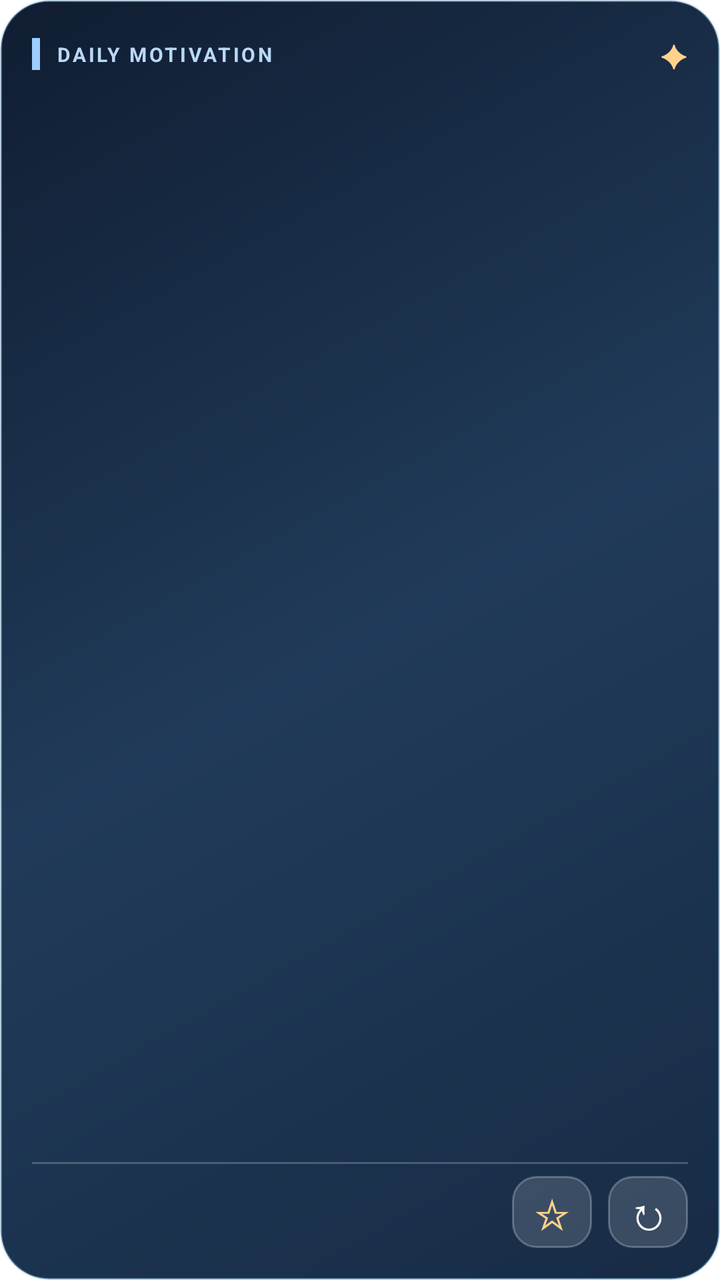
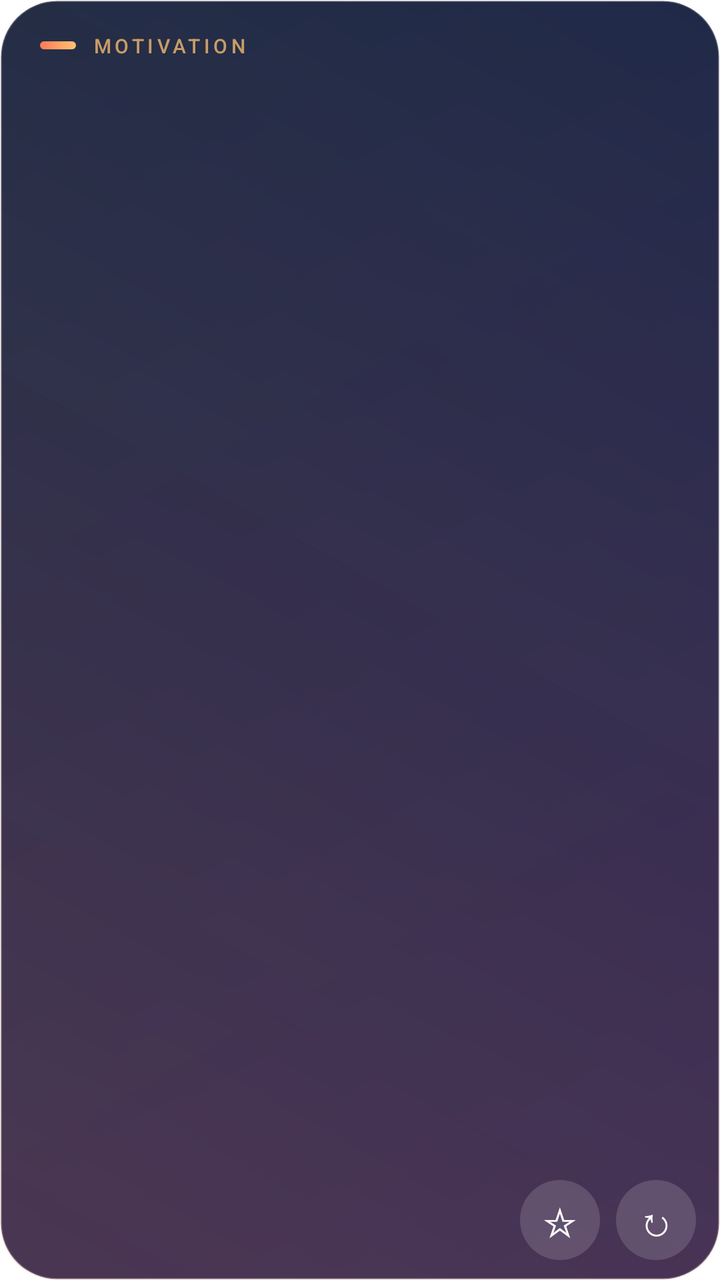

The first picture is an Android layout as it rendered before a commit; the second is the same layout after the commit. The layout source and the unified diff follow.
<!-- AndroidManifest.xml: application theme Theme.KichLauncher.Starting -->
<!-- res/layout/widget_motivation.xml -->
<?xml version="1.0" encoding="utf-8"?>
<LinearLayout xmlns:android="http://schemas.android.com/apk/res/android"
    android:layout_width="match_parent"
    android:layout_height="match_parent"
    android:background="@drawable/widget_motivation_bg"
    android:orientation="vertical"
    android:padding="16dp">

    <LinearLayout
        android:layout_width="match_parent"
        android:layout_height="wrap_content"
        android:gravity="center_vertical"
        android:orientation="horizontal">

        <View
            android:layout_width="4dp"
            android:layout_height="16dp"
            android:background="#FF9DCEFF" />

        <TextView
            android:layout_width="0dp"
            android:layout_height="wrap_content"
            android:layout_marginStart="8dp"
            android:layout_weight="1"
            android:letterSpacing="0.12"
            android:text="DAILY MOTIVATION"
            android:textColor="#FFB9D9F5"
            android:textSize="10sp"
            android:textStyle="bold" />

        <TextView
            android:layout_width="wrap_content"
            android:layout_height="wrap_content"
            android:text="✦"
            android:textColor="#FFFFD28A"
            android:textSize="16sp" />
    </LinearLayout>

    <TextView
        android:id="@+id/quote_text"
        android:layout_width="match_parent"
        android:layout_height="0dp"
        android:layout_marginTop="8dp"
        android:layout_weight="1"
        android:ellipsize="end"
        android:fontFamily="sans"
        android:gravity="center_vertical"
        android:maxLines="5"
        android:textColor="#FFFFFFFF"
        android:textSize="16sp"
        android:textStyle="bold" />

    <View
        android:layout_width="match_parent"
        android:layout_height="1dp"
        android:layout_marginTop="6dp"
        android:background="#35FFFFFF" />

    <LinearLayout
        android:layout_width="match_parent"
        android:layout_height="wrap_content"
        android:layout_marginTop="6dp"
        android:gravity="end|center_vertical"
        android:orientation="horizontal">

        <TextView
            android:id="@+id/favorite_button"
            android:layout_width="40dp"
            android:layout_height="36dp"
            android:background="@drawable/widget_motivation_action_bg"
            android:contentDescription="@string/motivation_favorite"
            android:gravity="center"
            android:text="☆"
            android:textColor="#FFFFD28A"
            android:textSize="21sp" />

        <TextView
            android:id="@+id/refresh_button"
            android:layout_width="40dp"
            android:layout_height="36dp"
            android:layout_marginStart="8dp"
            android:background="@drawable/widget_motivation_action_bg"
            android:contentDescription="@string/motivation_new_quote"
            android:gravity="center"
            android:text="↻"
            android:textColor="#FFFFFFFF"
            android:textSize="23sp" />
    </LinearLayout>
</LinearLayout>
<!-- resources referenced by this layout -->
<resources>
  <!-- drawable widget_motivation_action_bg (drawable) -->
  <?xml version="1.0" encoding="utf-8"?>
  <shape xmlns:android="http://schemas.android.com/apk/res/android" android:shape="rectangle">
      <solid android:color="#26FFFFFF" />
      <corners android:radius="12dp" />
      <stroke android:width="1dp" android:color="#40FFFFFF" />
  </shape>
  <!-- drawable widget_motivation_bg (drawable) -->
  <?xml version="1.0" encoding="utf-8"?>
  <shape xmlns:android="http://schemas.android.com/apk/res/android" android:shape="rectangle">
      <gradient
          android:angle="135"
          android:startColor="#FF172B45"
          android:centerColor="#FF203B59"
          android:endColor="#FF101D32"
          android:type="linear" />
      <corners android:radius="24dp" />
      <stroke android:width="1dp" android:color="#668FC4E8" />
      <padding android:left="1dp" android:top="1dp" android:right="1dp" android:bottom="1dp" />
  </shape>
  <string name="motivation_favorite">Favorite quote</string>
  <string name="motivation_new_quote">New quote</string>
  <style name="Theme.KichLauncher.Starting" parent="Theme.SplashScreen">
          <item name="windowSplashScreenBackground">@color/splash_background</item>
          <item name="windowSplashScreenAnimatedIcon">@mipmap/ic_launcher_foreground</item>
          <item name="postSplashScreenTheme">@style/Theme.KichLauncher.Home</item>
      </style>
  <color name="splash_background">#1B53C0</color>
  <style name="Theme.KichLauncher.Home">
          <item name="android:windowIsTranslucent">true</item>
      </style>
</resources>

<!-- the commit's change to res/layout/widget_motivation.xml (unified diff, before → after) -->
@@ -4,8 +4,12 @@
     android:layout_height="match_parent"
     android:background="@drawable/widget_motivation_bg"
     android:orientation="vertical"
-    android:padding="16dp">
+    android:paddingStart="20dp"
+    android:paddingTop="16dp"
+    android:paddingEnd="12dp"
+    android:paddingBottom="10dp">
 
+    
     <LinearLayout
         android:layout_width="match_parent"
         android:layout_height="wrap_content"
@@ -13,77 +17,67 @@
         android:orientation="horizontal">
 
         <View
-            android:layout_width="4dp"
-            android:layout_height="16dp"
-            android:background="#FF9DCEFF" />
-
-        <TextView
-            android:layout_width="0dp"
-            android:layout_height="wrap_content"
-            android:layout_marginStart="8dp"
-            android:layout_weight="1"
-            android:letterSpacing="0.12"
-            android:text="DAILY MOTIVATION"
-            android:textColor="#FFB9D9F5"
-            android:textSize="10sp"
-            android:textStyle="bold" />
+            android:layout_width="18dp"
+            android:layout_height="4dp"
+            android:background="@drawable/widget_motivation_accent" />
 
         <TextView
             android:layout_width="wrap_content"
             android:layout_height="wrap_content"
-            android:text="✦"
-            android:textColor="#FFFFD28A"
-            android:textSize="16sp" />
+            android:layout_marginStart="8dp"
+            android:alpha="0.75"
+            android:fontFamily="sans-serif-medium"
+            android:letterSpacing="0.18"
+            android:text="@string/motivation_widget_label"
+            android:textAllCaps="true"
+            android:textColor="#FFFFC371"
+            android:textSize="10sp" />
     </LinearLayout>
 
+    
     <TextView
         android:id="@+id/quote_text"
         android:layout_width="match_parent"
         android:layout_height="0dp"
-        android:layout_marginTop="8dp"
         android:layout_weight="1"
         android:ellipsize="end"
-        android:fontFamily="sans"
+        android:fontFamily="serif"
         android:gravity="center_vertical"
-        android:maxLines="5"
+        android:lineSpacingMultiplier="1.15"
+        android:maxLines="6"
+        android:paddingEnd="8dp"
         android:textColor="#FFFFFFFF"
-        android:textSize="16sp"
-        android:textStyle="bold" />
+        android:textSize="18sp"
+        android:textStyle="italic" />
 
-    <View
-        android:layout_width="match_parent"
-        android:layout_height="1dp"
-        android:layout_marginTop="6dp"
-        android:background="#35FFFFFF" />
-
+    
     <LinearLayout
         android:layout_width="match_parent"
         android:layout_height="wrap_content"
-        android:layout_marginTop="6dp"
         android:gravity="end|center_vertical"
         android:orientation="horizontal">
 
         <TextView
             android:id="@+id/favorite_button"
             android:layout_width="40dp"
-            android:layout_height="36dp"
-            android:background="@drawable/widget_motivation_action_bg"
+            android:layout_height="40dp"
+            android:background="@drawable/widget_motivation_btn"
             android:contentDescription="@string/motivation_favorite"
             android:gravity="center"
-            android:text="☆"
-            android:textColor="#FFFFD28A"
-            android:textSize="21sp" />
+            android:text="&#9734;"
+            android:textColor="#FFFFFFFF"
+            android:textSize="20sp" />
 
         <TextView
             android:id="@+id/refresh_button"
             android:layout_width="40dp"
-            android:layout_height="36dp"
+            android:layout_height="40dp"
             android:layout_marginStart="8dp"
-            android:background="@drawable/widget_motivation_action_bg"
+            android:background="@drawable/widget_motivation_btn"
             android:contentDescription="@string/motivation_new_quote"
             android:gravity="center"
-            android:text="↻"
+            android:text="&#8635;"
             android:textColor="#FFFFFFFF"
-            android:textSize="23sp" />
+            android:textSize="20sp" />
     </LinearLayout>
 </LinearLayout>
<!-- resource entries referenced after the edit -->
@@ -1,27 +1,53 @@
 <!-- resources referenced by this layout -->
 <resources>
-  <!-- drawable widget_motivation_action_bg (drawable) -->
+  <!-- drawable widget_motivation_accent (drawable) -->
   <?xml version="1.0" encoding="utf-8"?>
-  <shape xmlns:android="http://schemas.android.com/apk/res/android" android:shape="rectangle">
-      <solid android:color="#26FFFFFF" />
-      <corners android:radius="12dp" />
-      <stroke android:width="1dp" android:color="#40FFFFFF" />
+  <shape xmlns:android="http://schemas.android.com/apk/res/android"
+      android:shape="rectangle">
+      <gradient
+          android:angle="0"
+          android:endColor="#FFFFC371"
+          android:startColor="#FFFF7A59" />
+      <corners android:radius="2dp" />
   </shape>
   <!-- drawable widget_motivation_bg (drawable) -->
   <?xml version="1.0" encoding="utf-8"?>
-  <shape xmlns:android="http://schemas.android.com/apk/res/android" android:shape="rectangle">
-      <gradient
-          android:angle="135"
-          android:startColor="#FF172B45"
-          android:centerColor="#FF203B59"
-          android:endColor="#FF101D32"
-          android:type="linear" />
-      <corners android:radius="24dp" />
-      <stroke android:width="1dp" android:color="#668FC4E8" />
-      <padding android:left="1dp" android:top="1dp" android:right="1dp" android:bottom="1dp" />
+  <layer-list xmlns:android="http://schemas.android.com/apk/res/android">
+      
+      <item>
+          <shape android:shape="rectangle">
+              <gradient
+                  android:angle="315"
+                  android:endColor="#F2241B4B"
+                  android:startColor="#F20F1E3A"
+                  android:type="linear" />
+              <corners android:radius="28dp" />
+              <stroke
+                  android:width="1dp"
+                  android:color="#33FFFFFF" />
+          </shape>
+      </item>
+      
+      <item>
+          <shape android:shape="rectangle">
+              <gradient
+                  android:angle="45"
+                  android:endColor="#00FF8A5B"
+                  android:startColor="#26FF8A5B"
+                  android:type="linear" />
+              <corners android:radius="28dp" />
+          </shape>
+      </item>
+  </layer-list>
+  <!-- drawable widget_motivation_btn (drawable) -->
+  <?xml version="1.0" encoding="utf-8"?>
+  <shape xmlns:android="http://schemas.android.com/apk/res/android"
+      android:shape="oval">
+      <solid android:color="#26FFFFFF" />
   </shape>
   <string name="motivation_favorite">Favorite quote</string>
   <string name="motivation_new_quote">New quote</string>
+  <string name="motivation_widget_label">Motivation</string>
   <style name="Theme.KichLauncher.Starting" parent="Theme.SplashScreen">
           <item name="windowSplashScreenBackground">@color/splash_background</item>
           <item name="windowSplashScreenAnimatedIcon">@mipmap/ic_launcher_foreground</item>
